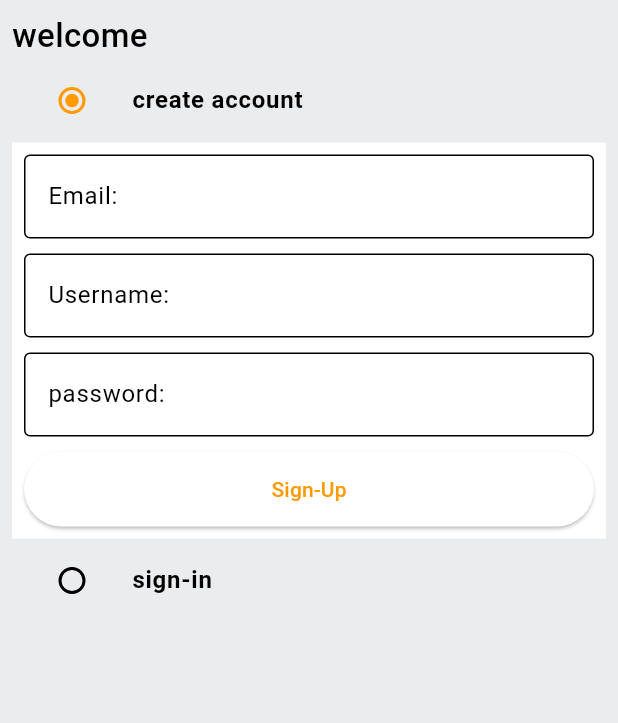
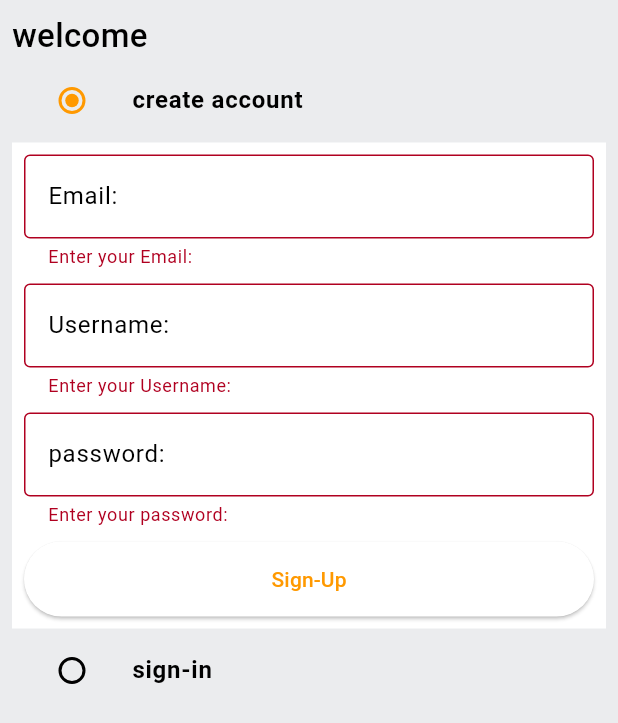
Before and after one commit to sahilsoni9905/amazonClone, a Flutter app: the AuthScreen screen opened by its route, after a tap on "Sign-Up", on a phone screen of 412 x 824 dp. Shown: the top 723 px of the screen. Run offline on Flutter 3.47's test engine with Material 3 defaults, Android fonts, the phone set to English and light mode, and no system bars.

Commit message:
sign up part done

```diff
--- a/lib/common/widgets/custom_text_field.dart
+++ b/lib/common/widgets/custom_text_field.dart
@@ -16,7 +16,12 @@ class CustomTextField extends StatelessWidget {
         enabledBorder:
             OutlineInputBorder(borderSide: BorderSide(color: Colors.black)),
       ),
-      validator: (val) {},
+      validator: (val) {
+        if (val == null || val.isEmpty) {
+          return 'Enter your $hintText';
+        }
+        return null;
+      },
     );
   }
 }
--- a/lib/constants/global_variables.dart
+++ b/lib/constants/global_variables.dart
@@ -1,4 +1,6 @@
 import 'package:flutter/material.dart';
+
+String uri = 'http://192.168.27.115:3000';
 
 class GlobalVariables {
   // COLORS
--- a/lib/features/auth/screens/auth_screen.dart
+++ b/lib/features/auth/screens/auth_screen.dart
@@ -1,6 +1,7 @@
 import 'package:amazon_clone/common/widgets/custom_button.dart';
 import 'package:amazon_clone/common/widgets/custom_text_field.dart';
 import 'package:amazon_clone/constants/global_variables.dart';
+import 'package:amazon_clone/features/auth/services/auth_service.dart';
 import 'package:flutter/material.dart';
 
 enum Auth { signin, signup }
@@ -18,15 +19,25 @@ class _AuthScreenState extends State<AuthScreen> {
   Auth _auth = Auth.signup;
   final _signUpFormKey = GlobalKey<FormState>();
   final _signInFormKey = GlobalKey<FormState>();
+  final AuthService authService = AuthService();
   final TextEditingController _emailController = TextEditingController();
   final TextEditingController _passwordController = TextEditingController();
   final TextEditingController _nameController = TextEditingController();
+
   @override
   void dispose() {
     super.dispose();
     _emailController.dispose();
     _passwordController.dispose();
     _nameController.dispose();
+  }
+
+  void signUpUser() {
+    authService.signUpUser(
+        context: context,
+        email: _emailController.text,
+        password: _passwordController.text,
+        name: _nameController.text);
   }
 
   @override
@@ -89,7 +100,13 @@ class _AuthScreenState extends State<AuthScreen> {
                       const SizedBox(
                         height: 10,
                       ),
-                      CustomButton(text: "Sign-Up", ontap: () {})
+                      CustomButton(
+                          text: "Sign-Up",
+                          ontap: () {
+                            if (_signUpFormKey.currentState!.validate()) {
+                              signUpUser();
+                            }
+                          })
                     ],
                   ),
                 ),
@@ -116,7 +133,7 @@ class _AuthScreenState extends State<AuthScreen> {
                 padding: const EdgeInsets.all(8),
                 color: const Color.fromARGB(255, 255, 255, 255),
                 child: Form(
-                  key: _signUpFormKey,
+                  key: _signInFormKey,
                   child: Column(
                     children: [
                       CustomTextField(
--- a/lib/model/user.dart
+++ b/lib/model/user.dart
@@ -1,3 +1,6 @@
+// ignore_for_file: public_member_api_docs, sort_constructors_first
+import 'dart:convert';
+
 class User {
   final String id;
   final String name;
@@ -5,6 +8,7 @@ class User {
   final String address;
   final String type;
   final String token;
+  final String email;
 
   User(
       {required this.id,
@@ -12,5 +16,35 @@ class User {
       required this.password,
       required this.address,
       required this.type,
-      required this.token});
+      required this.token,
+      required this.email});
+
+  Map<String, dynamic> toMap() {
+    return <String, dynamic>{
+      'id': id,
+      'name': name,
+      'password': password,
+      'address': address,
+      'type': type,
+      'token': token,
+      'email': email,
+    };
+  }
+
+  factory User.fromMap(Map<String, dynamic> map) {
+    return User(
+      id: map['_id'] ?? '',
+      name: map['name'] ?? '',
+      password: map['password'] ?? '',
+      address: map['address'] ?? '',
+      type: map['type'] ?? '',
+      token: map['token'] ?? '',
+      email: map['email'] ?? '',
+    );
+  }
+
+  String toJson() => json.encode(toMap());
+
+  factory User.fromJson(String source) =>
+      User.fromMap(json.decode(source) as Map<String, dynamic>);
 }
--- a/pubspec.yaml
+++ b/pubspec.yaml
@@ -35,6 +35,7 @@ dependencies:
   # The following adds the Cupertino Icons font to your application.
   # Use with the CupertinoIcons class for iOS style icons.
   cupertino_icons: ^1.0.2
+  http: ^1.1.0
 
 dev_dependencies:
   flutter_test:
```
Also changed, not shown: lib/constants/error_handling.dart (added, +25 -0 lines), lib/constants/utils.dart (added, +7 -0 lines), lib/features/auth/services/auth_service.dart (+39 -1 lines), pubspec.lock.
